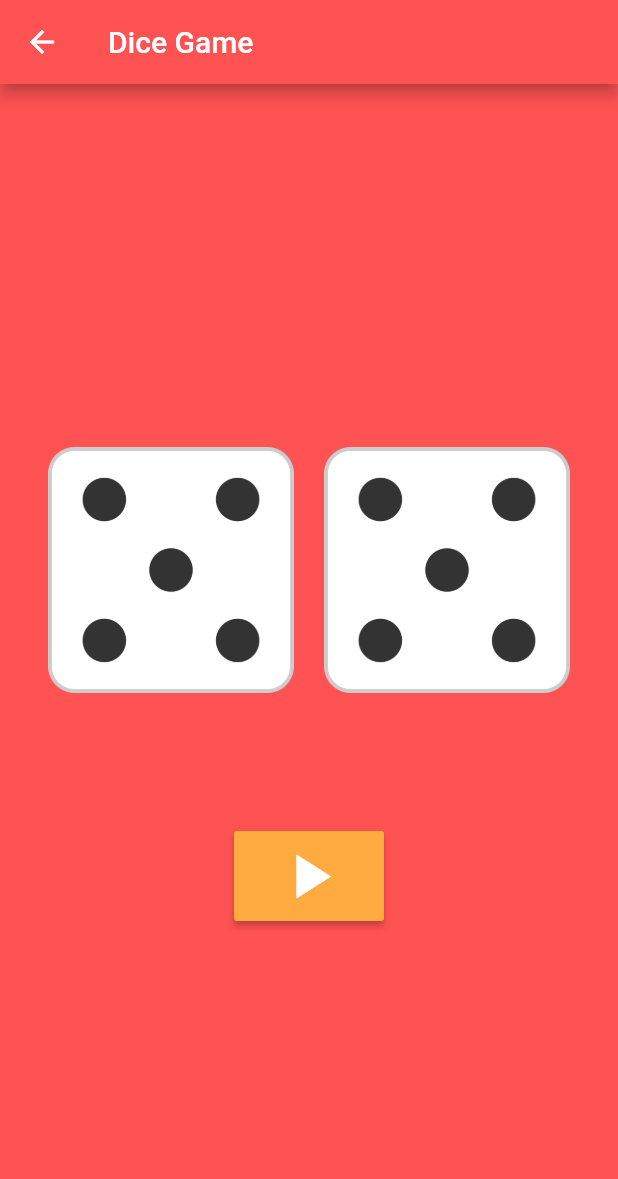
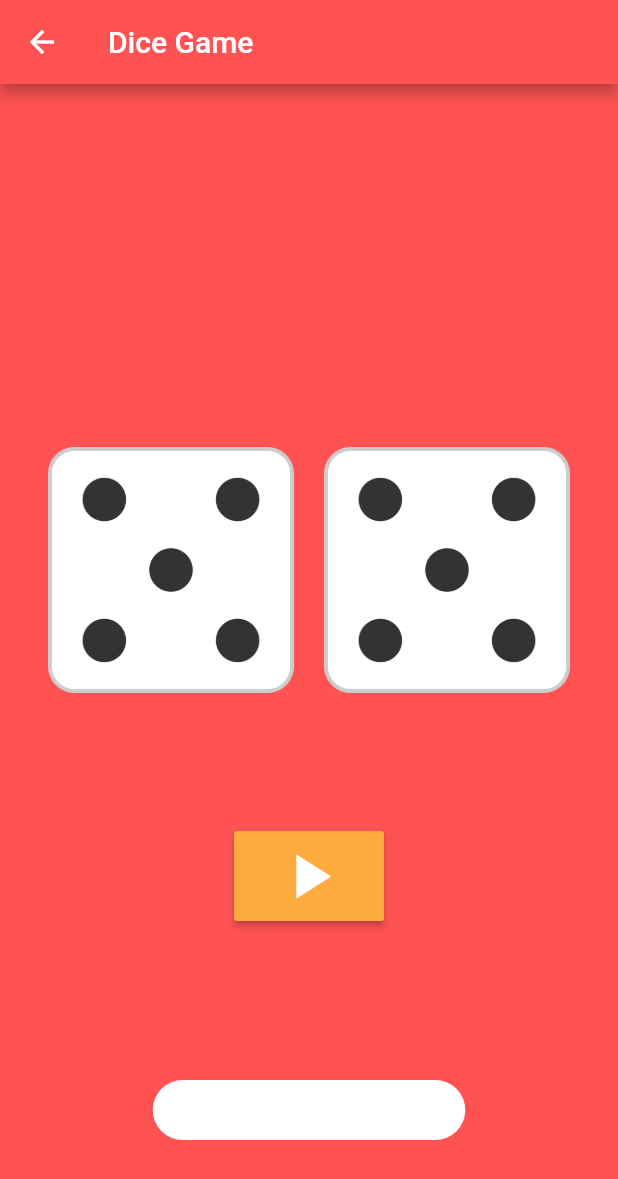
Before and after one commit to hypernova1/flutter_study, a Flutter app: the Dice screen opened directly, after a tap on the "play arrow" icon, on a phone screen of 412 x 824 dp. Shown: the top 1179 px of the screen. Run offline on Flutter 3.47's test engine with Material 2 defaults, Android fonts, the phone set to English and light mode, and no system bars; our stand-ins replace carousel_slider, fluttertoast.

Commit message:
feat: Toast 메시지 추가

```diff
--- a/flutter_login/lib/dice.dart
+++ b/flutter_login/lib/dice.dart
@@ -37,7 +37,9 @@ class _DiceState extends State<Dice> {
                 ],
               ),
             ),
-            SizedBox(height: 60,),
+            SizedBox(
+              height: 60,
+            ),
             ButtonTheme(
                 minWidth: 100,
                 height: 60,
@@ -47,9 +49,14 @@ class _DiceState extends State<Dice> {
                       leftDice = Random().nextInt(6) + 1;
                       rightDice = Random().nextInt(6) + 1;
                     });
+                    showToast('Left dice: ($leftDice), Right Dice ($rightDice)');
                   },
                   color: Colors.orangeAccent,
-                  child: Icon(Icons.play_arrow, color: Colors.white, size: 50,),
+                  child: Icon(
+                    Icons.play_arrow,
+                    color: Colors.white,
+                    size: 50,
+                  ),
                 ))
           ],
         ),
@@ -57,3 +64,11 @@ class _DiceState extends State<Dice> {
     );
   }
 }
+
+void showToast(String message) {
+  Fluttertoast.showToast(
+      msg: message,
+      backgroundColor: Colors.white,
+      toastLength: Toast.LENGTH_SHORT,
+      gravity: ToastGravity.BOTTOM);
+}
```
